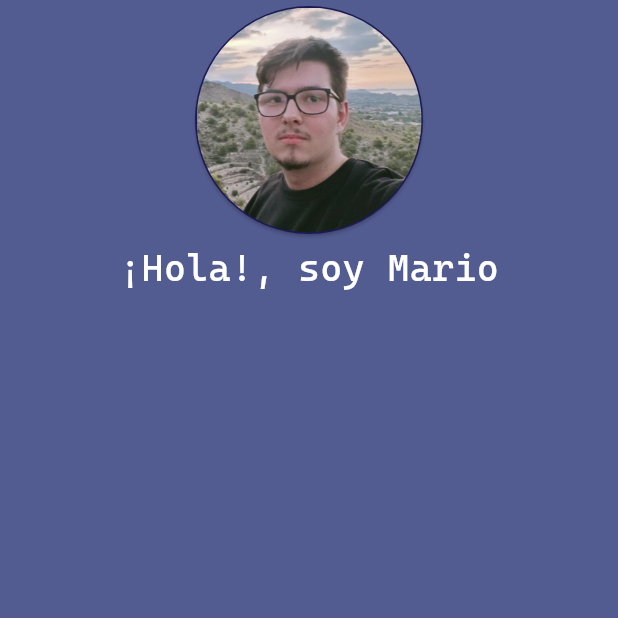
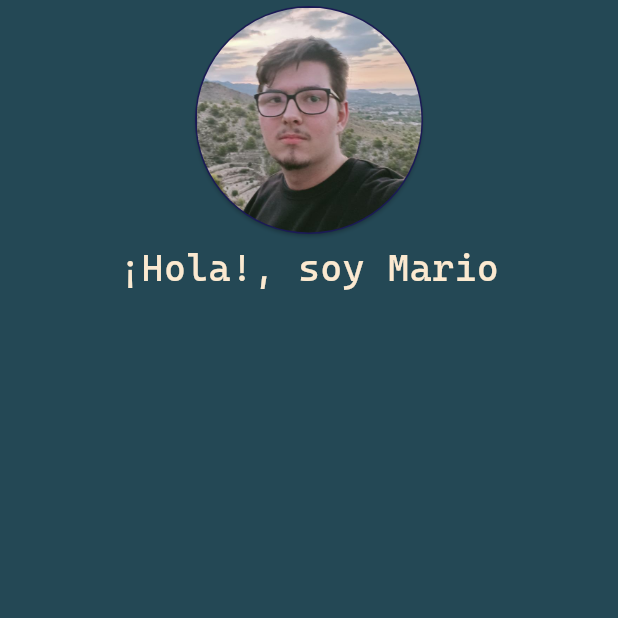
Before and after one commit to Korah06/personal-portfolio, a Flutter app: the screen it shows after launch, on a phone screen of 412 x 824 dp, the top half of it. Run offline on Flutter 3.47's test engine with Material 3 defaults, Android fonts, the phone set to English and light mode, and no system bars.

Commit message:
Change theme colors

```diff
--- a/lib/main.dart
+++ b/lib/main.dart
@@ -17,6 +17,23 @@ class MyApp extends StatelessWidget {
         colorScheme: themeColorSchema,
         useMaterial3: true,
         fontFamily: 'Cascadia Code',
+        textTheme: TextTheme(
+          bodyLarge: TextStyle(color: themeColorSchema.primary),
+          bodyMedium: TextStyle(color: themeColorSchema.primary),
+          bodySmall: TextStyle(color: themeColorSchema.primary),
+          headlineLarge: TextStyle(color: themeColorSchema.primary),
+          headlineMedium: TextStyle(color: themeColorSchema.primary),
+          headlineSmall: TextStyle(color: themeColorSchema.primary),
+          displayLarge: TextStyle(color: themeColorSchema.primary),
+          displayMedium: TextStyle(color: themeColorSchema.primary),
+          displaySmall: TextStyle(color: themeColorSchema.primary),
+          labelLarge: TextStyle(color: themeColorSchema.primary),
+          labelMedium: TextStyle(color: themeColorSchema.primary),
+          labelSmall: TextStyle(color: themeColorSchema.primary),
+          titleLarge: TextStyle(color: themeColorSchema.primary),
+          titleMedium: TextStyle(color: themeColorSchema.primary),
+          titleSmall: TextStyle(color: themeColorSchema.primary),
+        )
       ),
       debugShowCheckedModeBanner: false,
       home: const HomePage(),
--- a/lib/ui/theme/color_schema.dart
+++ b/lib/ui/theme/color_schema.dart
@@ -1,10 +1,10 @@
 import 'package:flutter/material.dart';
 const ColorScheme themeColorSchema = ColorScheme(
-  primary: Color(0xFF9290C3), // Used for primary elements
+  primary: Color(0xFFFBE9D0), // Used for primary elements
   primaryContainer: Color(0xFF1B1A55), // Used for primary container elements
   secondary: Color(0xFF535C91), // Used for secondary elements
-  secondaryContainer: Color(0xFF9290C3), // Used for secondary container elements
-  surface: Color(0xFF535C91), // Used for background color
+  secondaryContainer: Color(0xFF90AEAD), // Used for secondary container elements
+  surface: Color(0xFF244855), // Used for background color
   error: Color(0xFFE76F51), // Used for error elements
   onPrimary: Colors.white, // Used for text/icons on primary elements
   onSecondary: Colors.white, // Used for text/icons on secondary elements
```
Also changed, not shown: lib/ui/widgets/navbar.dart (+18 -1 lines).
